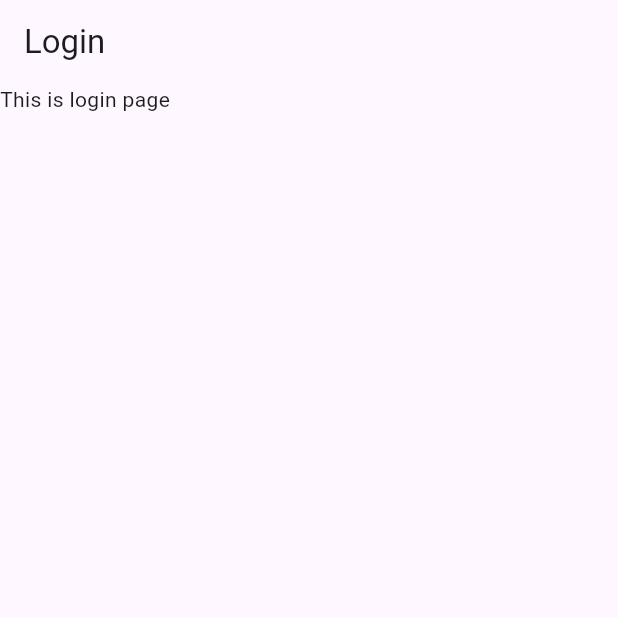
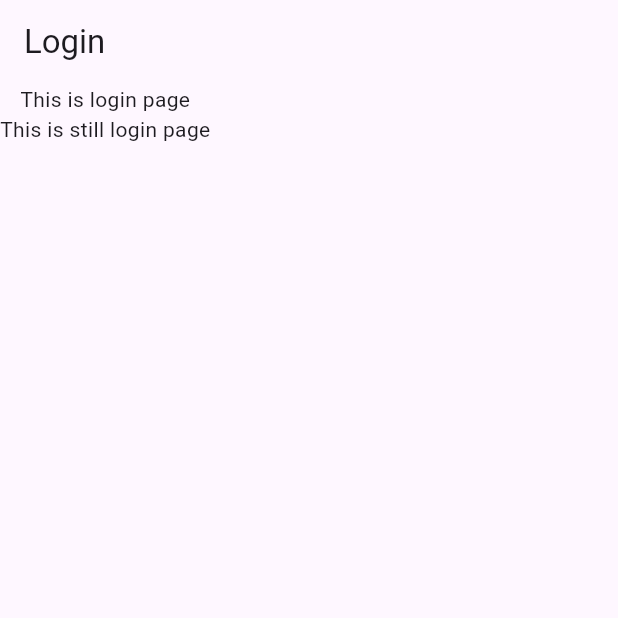
Before and after one commit to Luqhman/MyPomodoro, a Flutter app: the screen it shows after launch, on a phone screen of 412 x 824 dp, the top half of it. Run offline on Flutter 3.47's test engine with Material 3 defaults, Android fonts, the phone set to English and light mode, and no system bars.

Commit message:
testing commit

```diff
--- a/lib/widgets/login.dart
+++ b/lib/widgets/login.dart
@@ -8,7 +8,12 @@ class LoginPage extends StatelessWidget {
   Widget build(BuildContext context) {
     return Scaffold(
       appBar: AppBar(title: Text("Login")),
-      body: Text("This is login page"),
+      body: Column(
+        children: [
+          Text("This is login page"),
+          Text("This is still login page"),
+        ],
+      ),
     );
   }
 }
```
